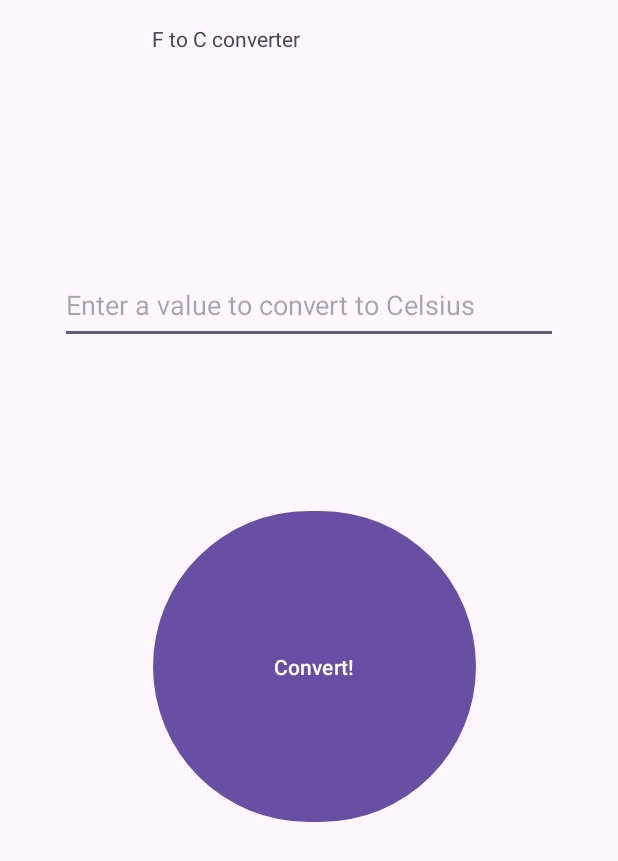
After one commit to Cooper-W-04/CST338-Lab-Android-Fahrenheit-to-Celsius-Converter, an Android app: the FtoCActivity screen opened directly, with no data from a screen before it, on a phone screen of 412 x 824 dp. The commit adds this screen. Shown: the top 861 px of the screen. Run offline under Robolectric (Android 15) with nearby library versions, the phone set to English and light mode, and no system bars.

Commit message:
did the stuff for the lab

```diff
--- /dev/null
+++ b/app/src/main/java/com/example/ctof_inclass_338/FtoCActivity.java
@@ -0,0 +1,50 @@
+package com.example.ctof_inclass_338;
+
+import android.content.Intent;
+import android.os.Bundle;
+import android.view.View;
+
+import androidx.appcompat.app.AppCompatActivity;
+
+import com.example.ctof_inclass_338.databinding.ActivityFtoCactivityBinding;
+
+public class FtoCActivity extends AppCompatActivity {
+
+    private ActivityFtoCactivityBinding binding;
+
+    @Override
+    protected void onCreate(Bundle savedInstanceState) {
+        super.onCreate(savedInstanceState);
+
+        binding = ActivityFtoCactivityBinding.inflate(getLayoutInflater());
+        View view = binding.getRoot();
+
+        setContentView(view);
+
+        binding.FtoCConvertButton.setOnClickListener(new View.OnClickListener() {
+            @Override
+            public void onClick(View view) {
+                convertValueFromDisplay();
+            }
+        });
+
+        binding.FtoCConvertButton.setOnLongClickListener(new View.OnLongClickListener() {
+            @Override
+            public boolean onLongClick(View view) {
+                Intent intent = new Intent(FtoCActivity.this, ActivityFtoCactivityBinding.class);
+                startActivity(intent);
+                return true;
+            }
+        });
+    }
+
+    private void convertValueFromDisplay() {
+        double fahrenheitValue = 0.0;
+        String enteredValue = binding.FtoCEnteredValueEditText.getText().toString();
+        if (!enteredValue.isEmpty()) {
+            fahrenheitValue = Double.parseDouble(enteredValue);
+        }
+        double celsiusValue = (fahrenheitValue - 32) * 5.0 / 9.0; // Correct F to C conversion
+        binding.FtoCConvertedValueTextView.setText(String.format("%.2f", celsiusValue)); // Format to 2 decimal places
+    }
+}
--- a/app/src/main/java/com/example/ctof_inclass_338/MainActivity.java
+++ b/app/src/main/java/com/example/ctof_inclass_338/MainActivity.java
@@ -1,5 +1,6 @@
 package com.example.ctof_inclass_338;
 
+import android.content.Intent;
 import android.os.Bundle;
 import android.view.View;
 
@@ -32,13 +33,15 @@ public class MainActivity extends AppCompatActivity {
             }
         });
 
-//again not working
-//        binding.CtoFConvertButton.setOnLongClickListener(new View.OnLongClickListener(){
-//            @Override
-//            public void onLongClick(View view){
-//
-//            }
-//        });
+
+        binding.CtoFConvertButton.setOnLongClickListener(new View.OnLongClickListener(){
+            @Override
+            public boolean onLongClick(View view){
+                Intent intent = new Intent(MainActivity.this, FtoCActivity.class);
+                startActivity(intent);
+                return true;
+            }
+        });
     }
 
     private void convertValueFromDisplay(){
--- /dev/null
+++ b/app/src/main/res/layout/activity_fto_cactivity.xml
@@ -0,0 +1,58 @@
+<?xml version="1.0" encoding="utf-8"?>
+<androidx.constraintlayout.widget.ConstraintLayout xmlns:android="http://schemas.android.com/apk/res/android"
+    xmlns:app="http://schemas.android.com/apk/res-auto"
+    xmlns:tools="http://schemas.android.com/tools"
+    android:id="@+id/main"
+    android:layout_width="match_parent"
+    android:layout_height="match_parent"
+    tools:context=".FtoCActivity" >
+
+    <TextView
+        android:id="@+id/FtoCTitleTextView"
+        android:layout_width="213dp"
+        android:layout_height="53dp"
+        android:layout_marginTop="16dp"
+        android:text="@string/f_to_c_converter"
+        app:layout_constraintEnd_toEndOf="parent"
+        app:layout_constraintHorizontal_bias="0.51"
+        app:layout_constraintStart_toStartOf="parent"
+        app:layout_constraintTop_toTopOf="parent" />
+
+    <EditText
+        android:id="@+id/FtoCEnteredValueEditText"
+        android:layout_width="332dp"
+        android:layout_height="52dp"
+        android:layout_marginTop="16dp"
+        android:layout_marginBottom="16dp"
+        android:ems="10"
+        android:hint="@string/enter_a_value_to_convert_to_celsius"
+        android:inputType="numberDecimal"
+        app:layout_constraintBottom_toTopOf="@+id/FtoCConvertButton"
+        app:layout_constraintEnd_toEndOf="parent"
+        app:layout_constraintStart_toStartOf="parent"
+        app:layout_constraintTop_toBottomOf="@+id/FtoCTitleTextView"
+        app:layout_constraintVertical_bias="0.54" />
+
+    <Button
+        android:id="@+id/FtoCConvertButton"
+        android:layout_width="215dp"
+        android:layout_height="215dp"
+        android:layout_marginBottom="180dp"
+        android:text="@string/convert"
+        app:layout_constraintTop_toBottomOf="@+id/FtoCEnteredValueEditText"
+        app:layout_constraintBottom_toBottomOf="parent"
+        app:layout_constraintEnd_toEndOf="parent"
+        app:layout_constraintHorizontal_bias="0.517"
+        app:layout_constraintStart_toStartOf="parent" />
+
+    <TextView
+        android:id="@+id/FtoCConvertedValueTextView"
+        android:layout_width="match_parent"
+        android:layout_height="55dp"
+        app:layout_constraintTop_toBottomOf="@+id/FtoCConvertButton"
+        app:layout_constraintEnd_toEndOf="parent"
+        app:layout_constraintHorizontal_bias="0.0"
+        app:layout_constraintStart_toStartOf="parent"
+        tools:text="-42.42" />
+
+</androidx.constraintlayout.widget.ConstraintLayout>
--- a/app/src/main/res/values/strings.xml
+++ b/app/src/main/res/values/strings.xml
@@ -1,7 +1,9 @@
 <resources>
     <string name="app_name">CtoF_inclass_338</string>
-    <string name="c_to_f_converter">c_to_f_converter</string>
+    <string name="c_to_f_converter">C to F converter</string>
     <string name="convert">Convert!</string>
     <string name="enter_a_value_to_convert_to_fahrenheit">Enter a value to convert to Fahrenheit</string>
     <string name="title_activity_fto_cactivity">FtoCActivity</string>
+    <string name="f_to_c_converter">F to C converter</string>
+    <string name="enter_a_value_to_convert_to_celsius">Enter a value to convert to Celsius</string>
 </resources>
```
